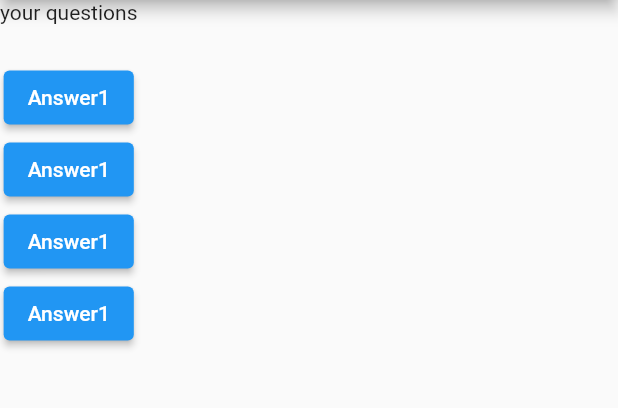
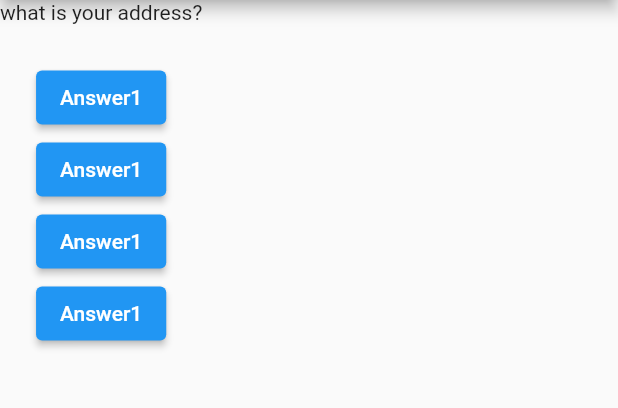
Before and after one commit to Bishalmdhr2080/quizapp, a Flutter app: the screen it shows after launch, after a tap on "Answer1", on a phone screen of 412 x 824 dp, the part 84-492 px from its top. Run offline on Flutter 3.47's test engine with Material 2 defaults, Android fonts, the phone set to English and light mode, and no system bars.

```diff
--- a/lib/main.dart
+++ b/lib/main.dart
@@ -4,19 +4,28 @@ void main() {
   runApp(MyApp());
 }
 
-class MyApp extends StatelessWidget {
+class MyApp extends StatefulWidget {
+  MyApp({super.key});
+
+  @override
+  State<MyApp> createState() => _MyAppState();
+}
+
+class _MyAppState extends State<MyApp> {
+  int indexQuestion = 0;
+
   void answerQuestions() {
-    print('asnwer printed');
+    setState(() {
+      indexQuestion = indexQuestion + 1;
+    });
   }
-
-  const MyApp({super.key});
 
   @override
   Widget build(BuildContext context) {
     var questions = [
       'what is your name?',
-      'what is your address?'
-          'what is your pet name?'
+      'what is your address?',
+      'what is your pet name?'
     ];
     return MaterialApp(
       debugShowCheckedModeBanner: false,
@@ -26,7 +35,7 @@ class MyApp extends StatelessWidget {
           ),
           body: Column(
             children: [
-              Text('your questions'),
+              Text(questions[indexQuestion]),
               SizedBox(
                 height: 25,
               ),
```
